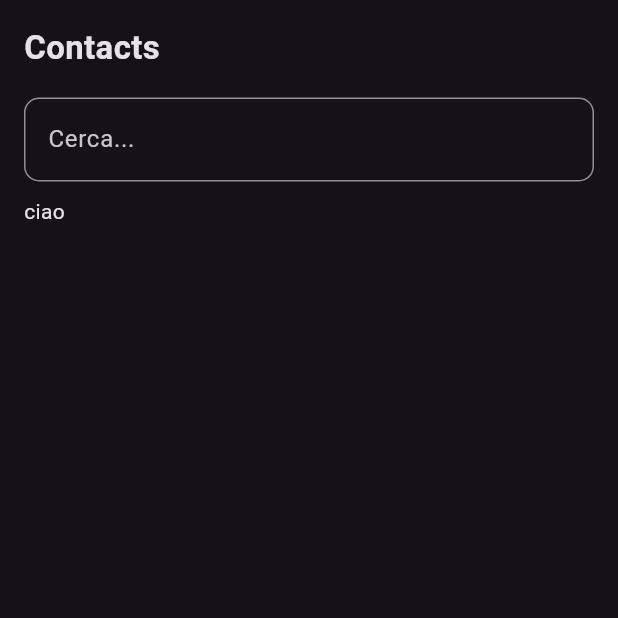
After one commit to dnlsdn/tripApp, a Flutter app: the Contacts screen opened directly, on a phone screen of 412 x 824 dp, the top half of it. The commit adds this screen. Run offline on Flutter 3.47's test engine with Material 3 defaults, Android fonts, the phone set to English and light mode, and no system bars; our stand-ins replace cloud_firestore, firebase_auth, firebase_core, firebase_storage, geocoding, geolocator and 3 more; missing offline and left inert: cupertino_modal_sheet, custom_info_window; accounts and stored records are empty; network calls fail.

Commit message:
Added UserMethods Class and Contacts Textfield

```diff
--- a/lib/Views/BottomBar.dart
+++ b/lib/Views/BottomBar.dart
@@ -1,6 +1,6 @@
 import 'package:flutter/material.dart';
 import 'package:flutter/services.dart';
-import 'package:travel_app/Views/Contatti.dart';
+import 'package:travel_app/Views/Contacts.dart';
 import 'package:travel_app/Views/HomePage.dart';
 import 'package:travel_app/Views/Settings.dart';
 import 'package:travel_app/Views/StoricoViaggi.dart';
@@ -18,7 +18,7 @@ class BottomBarViewState extends State<BottomBar> {
     HomePage(),
     //HomeChatGPT(),
     StoricoViaggi(),
-    Contatti(),
+    Contacts(),
     Settings(),
   ];
 
@@ -59,7 +59,7 @@ class BottomBarViewState extends State<BottomBar> {
         break;
       case 0:
         Navigator.of(context).pushReplacement(
-          MaterialPageRoute(builder: (context) => Contatti()),
+          MaterialPageRoute(builder: (context) => Contacts()),
         );
         break;
       case 1:
--- /dev/null
+++ b/lib/Views/Contacts.dart
@@ -0,0 +1,107 @@
+import 'package:flutter/material.dart';
+import 'package:flutter/widgets.dart';
+import 'package:travel_app/Controllers/UserMethods.dart';
+
+class Contacts extends StatefulWidget {
+  const Contacts({super.key});
+
+  @override
+  State<Contacts> createState() => _ContactsState();
+}
+
+class _ContactsState extends State<Contacts> {
+  final TextEditingController controller = TextEditingController();
+  List<String> suggestions = [];
+  late UserMethods userMethods;
+
+  @override
+  void initState() {
+    super.initState();
+    userMethods = UserMethods();
+    controller.addListener(_onSearchChanged);
+  }
+
+  @override
+  void dispose() {
+    controller.removeListener(_onSearchChanged);
+    controller.dispose();
+    super.dispose();
+  }
+
+  void _onSearchChanged() async {
+    print(
+        'Ricerca in corso: ${controller.text}'); // Aggiungi questa linea per debug
+    final _suggestions = await userMethods.getSuggestions(controller.text);
+    setState(() {
+      suggestions = _suggestions;
+    });
+  }
+
+  @override
+  Widget build(BuildContext context) {
+    return Scaffold(
+      body: SafeArea(
+        child: Padding(
+          padding: const EdgeInsets.all(16.0),
+          child: Column(
+            crossAxisAlignment: CrossAxisAlignment.start,
+            children: [
+              Text(
+                'Contacts',
+                style: TextStyle(fontWeight: FontWeight.bold, fontSize: 22),
+              ),
+              SizedBox(
+                height: 18,
+              ),
+              TextField(
+                controller: controller,
+                decoration: InputDecoration(
+                  hintText: 'Cerca...',
+                  border: OutlineInputBorder(
+                    borderRadius: BorderRadius.circular(10),
+                  ),
+                ),
+              ),
+              const SizedBox(height: 10),
+              Stack(
+                children: [
+                  Column(
+                    children: [
+                      Text('ciao'),
+                    ],
+                  ),
+                  if (controller.text.isNotEmpty)
+                    Align(
+                      alignment: Alignment.topCenter,
+                      child: Container(
+                        height: MediaQuery.of(context).size.height / 2,
+                        //color: Colors.black,
+                        decoration: BoxDecoration(
+                            color: Colors.black,
+                            border: Border.all(color: Colors.black),
+                            borderRadius: BorderRadius.circular(8)),
+                        child: suggestions.isEmpty
+                            ? Center(child: Text('Nessun suggerimento trovato'))
+                            : ListView.builder(
+                                itemCount: suggestions.length,
+                                itemBuilder: (context, index) {
+                                  return ListTile(
+                                    title: Text(suggestions[index]),
+                                    onTap: () {
+                                      controller.text = suggestions[index];
+                                      // Aggiungi logica da eseguire alla selezione del suggerimento
+                                    },
+                                  );
+                                },
+                              ),
+                      ),
+                    ),
+                ],
+              ),
+            ],
+          ),
+        ),
+      ),
+    );
+  }
+}
--- a/pubspec.yaml
+++ b/pubspec.yaml
@@ -41,6 +41,7 @@ dependencies:
   flutter_image_compress: ^2.3.0
   flutter_native_splash: ^2.4.2
   flutter_splash_screen: ^3.0.0
+  flutter_typeahead: ^5.2.0
   geocoding: ^3.0.0
   geolocator: ^13.0.1
   google_maps_flutter: ^2.9.0
```
Also changed, not shown: lib/Controllers/GoogleMapsMethods.dart (+7 -3 lines), lib/Controllers/UserMethods.dart (added, +24 -0 lines), lib/Views/AddItinerary.dart (+16 -0 lines), lib/Views/Contatti.dart (deleted, +0 -17 lines), lib/Views/DetailsPolyline.dart (+15 -1 lines), pubspec.lock, 1 other file.
